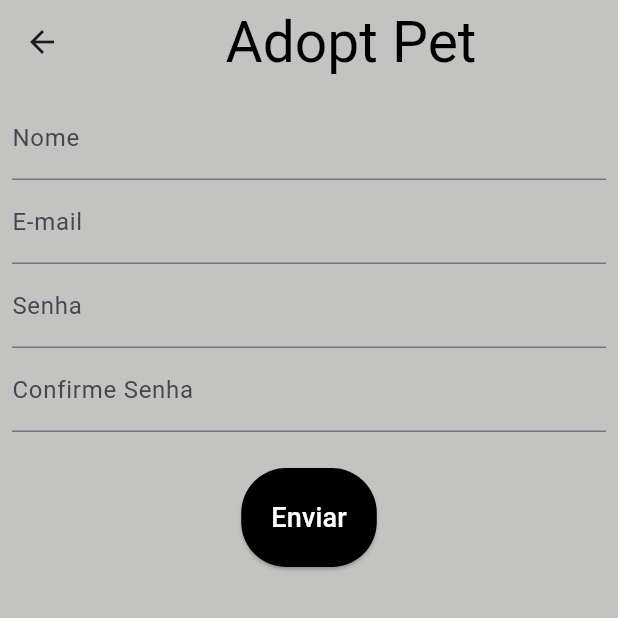
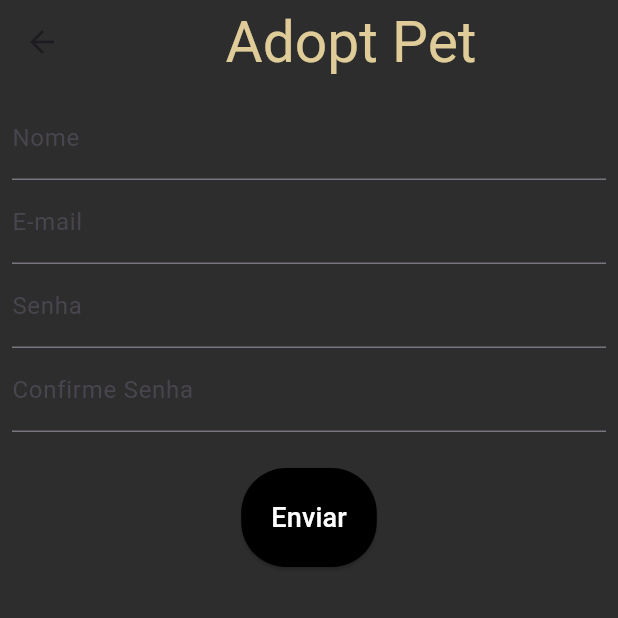
Before and after one commit to paulocavalc/Adopt-Pet, a Flutter app: the screen it shows after launch, item 3 of the bottom bar chosen, after a tap on "Registre-se", on a phone screen of 412 x 824 dp, the top half of it. Run offline on Flutter 3.47's test engine with Material 3 defaults, Android fonts, the phone set to English and light mode, and no system bars; our stand-ins replace google_fonts; network calls fail; Roboto replaces fonts that are missing (Calistoga).

Commit message:
Background Preto

```diff
--- a/lib/authentication/login.dart
+++ b/lib/authentication/login.dart
@@ -14,19 +14,19 @@ class LoginPet extends StatelessWidget {
   Widget build(BuildContext context) {
     return Scaffold(
       appBar: AppBar(
-        backgroundColor: Color.fromARGB(255, 195, 195, 193),
+        backgroundColor: Color.fromARGB(255, 45, 45, 45),
         centerTitle: true,
         title: Center(
           child: Text("Adopt Pet",
             style: GoogleFonts.calistoga(
-              color: Color.fromARGB(255, 0, 0, 0),
+              color: Color.fromARGB(255, 223, 204, 152),
               fontSize: 38
             )
           ),
         ),
       ),
       body: Container(
-        color: Color.fromARGB(255, 195, 195, 193),
+        color: Color.fromARGB(255, 45, 45, 45),
         child: Center(
           child: SingleChildScrollView(
             child: Padding(
--- a/lib/authentication/signup.dart
+++ b/lib/authentication/signup.dart
@@ -15,18 +15,18 @@ class SignUpPet extends StatelessWidget {
  Widget build(BuildContext context) {
     return Scaffold(
       appBar: AppBar(
-        backgroundColor: Color.fromARGB(255, 195, 195, 193),
+        backgroundColor: Color.fromARGB(255, 45, 45, 45),
         centerTitle: true,
         title: Center(
           child: Text("Adopt Pet",
             style: GoogleFonts.calistoga(
-              color: Color.fromARGB(255, 0, 0, 0),
+              color: Color.fromARGB(255, 223, 204, 152),
               fontSize: 38
             )
           ),
         ),
       ),
-      backgroundColor: Color.fromARGB(255, 195, 195, 193),
+      backgroundColor: Color.fromARGB(255, 45, 45, 45),
       body: Form(
         key: _formKey,
         child: SingleChildScrollView(
--- a/lib/grid-view/grid-view.dart
+++ b/lib/grid-view/grid-view.dart
@@ -21,19 +21,19 @@ class GridPetApp extends StatelessWidget {
       length: 11,
       child: Scaffold(
         appBar: AppBar(
-          backgroundColor: Color.fromARGB(255, 195, 195, 193),
+          backgroundColor: Color.fromARGB(255, 45, 45, 45),
           centerTitle: true,
           title: Center(
             child: Text("Adopt Pet",
                 style: GoogleFonts.calistoga(
-                    color: Color.fromARGB(255, 0, 0, 0), fontSize: 38)
+                    color: Color.fromARGB(255, 223, 204, 152), fontSize: 38)
             ),
           ),
           bottom: TabBar(
             isScrollable: true,
-            labelColor: Color.fromARGB(255, 255, 255, 255),
-            unselectedLabelColor: Color.fromARGB(255, 93, 93, 93),
-            labelStyle: TextStyle(fontSize: 16, fontWeight: FontWeight.w500),
+            labelColor: Color.fromARGB(255, 223, 204, 152),
+            unselectedLabelColor: Color.fromARGB(255, 157, 157, 157),
+            labelStyle: TextStyle(fontSize: 16),
             labelPadding:
               EdgeInsets.only(left: 20, right: 20, top: 0, bottom: 0
             ),
--- a/lib/home/home.dart
+++ b/lib/home/home.dart
@@ -36,7 +36,7 @@ class _MyHomePageState extends State<MyHomePage> {
     return Scaffold(
       body: screens[currentIndex],
       bottomNavigationBar: BottomNavigationBar(
-        backgroundColor: Color.fromARGB(255, 195, 195, 193),
+        backgroundColor: Color.fromARGB(255, 45, 45, 45),
         type: BottomNavigationBarType.fixed,
         iconSize: 30,
         showUnselectedLabels: false,
@@ -57,8 +57,8 @@ class _MyHomePageState extends State<MyHomePage> {
             label: 'Perfil',
           ),
         ],
-        selectedItemColor: Color.fromARGB(255, 0, 0, 0),
-        unselectedItemColor: Color.fromARGB(255, 93, 93, 93),
+        selectedItemColor: Color.fromARGB(255, 223, 204, 152),
+        unselectedItemColor: Color.fromARGB(255, 157, 157, 157),
       ),
     );
   }
--- a/lib/loading/loading.dart
+++ b/lib/loading/loading.dart
@@ -29,8 +29,7 @@ class StartState extends State<LoadingScreen> {
   Widget build(BuildContext context) {
     return Scaffold(
       body: Container(
-        //color: Color.fromARGB(255, 208, 195, 163),
-        color: Color.fromARGB(255, 195, 195, 193),
+        color: Color.fromARGB(255, 45, 45, 45),
         child: Column(
           mainAxisAlignment: MainAxisAlignment.center,
           crossAxisAlignment: CrossAxisAlignment.center,
--- a/lib/wallpapers/cat.dart
+++ b/lib/wallpapers/cat.dart
@@ -19,7 +19,7 @@ class _Tela_GatoState extends State<Tela_Gato>
   Widget build(BuildContext context) {
     super.build(context);
     return Scaffold(
-      backgroundColor: Color.fromARGB(255, 195, 195, 193),
+      backgroundColor: Color.fromARGB(255, 45, 45, 45),
       body: GridView.builder(
         itemCount: cat.length,
         gridDelegate: SliverGridDelegateWithFixedCrossAxisCount(
--- a/lib/wallpapers/dog.dart
+++ b/lib/wallpapers/dog.dart
@@ -19,7 +19,7 @@ class _Tela_CachorroState extends State<Tela_Cachorro>
   Widget build(BuildContext context) {
     super.build(context);
     return Scaffold(
-      backgroundColor: Color.fromARGB(255, 195, 195, 193),
+      backgroundColor: Color.fromARGB(255, 45, 45, 45),
       body: GridView.builder(
         itemCount: dog.length,
         gridDelegate: SliverGridDelegateWithFixedCrossAxisCount(
--- a/lib/wallpapers/dove.dart
+++ b/lib/wallpapers/dove.dart
@@ -19,7 +19,7 @@ class _Tela_PombaState extends State<Tela_Pomba>
   Widget build(BuildContext context) {
     super.build(context);
     return Scaffold(
-      backgroundColor: Color.fromARGB(255, 195, 195, 193),
+      backgroundColor: Color.fromARGB(255, 45, 45, 45),
       body: GridView.builder(
         itemCount: dove.length,
         gridDelegate: SliverGridDelegateWithFixedCrossAxisCount(
--- a/lib/wallpapers/duck.dart
+++ b/lib/wallpapers/duck.dart
@@ -19,7 +19,7 @@ class _Tela_PatoState extends State<Tela_Pato>
   Widget build(BuildContext context) {
     super.build(context);
     return Scaffold(
-      backgroundColor: Color.fromARGB(255, 195, 195, 193),
+      backgroundColor: Color.fromARGB(255, 45, 45, 45),
       body: GridView.builder(
         itemCount: duck.length,
         gridDelegate: SliverGridDelegateWithFixedCrossAxisCount(
--- a/lib/wallpapers/fish.dart
+++ b/lib/wallpapers/fish.dart
@@ -19,7 +19,7 @@ class _Tela_PeixeState extends State<Tela_Peixe>
   Widget build(BuildContext context) {
     super.build(context);
     return Scaffold(
-      backgroundColor: Color.fromARGB(255, 195, 195, 193),
+      backgroundColor: Color.fromARGB(255, 45, 45, 45),
       body: GridView.builder(
         itemCount: fish.length,
         gridDelegate: SliverGridDelegateWithFixedCrossAxisCount(
--- a/lib/wallpapers/hen.dart
+++ b/lib/wallpapers/hen.dart
@@ -19,7 +19,7 @@ class _Tela_GalinhaState extends State<Tela_Galinha>
   Widget build(BuildContext context) {
     super.build(context);
     return Scaffold(
-      backgroundColor: Color.fromARGB(255, 195, 195, 193),
+      backgroundColor: Color.fromARGB(255, 45, 45, 45),
       body: GridView.builder(
         itemCount: hen.length,
         gridDelegate: SliverGridDelegateWithFixedCrossAxisCount(
--- a/lib/wallpapers/horse.dart
+++ b/lib/wallpapers/horse.dart
@@ -19,7 +19,7 @@ class _Tela_CavaloState extends State<Tela_Cavalo>
   Widget build(BuildContext context) {
     super.build(context);
     return Scaffold(
-      backgroundColor: Color.fromARGB(255, 195, 195, 193),
+      backgroundColor: Color.fromARGB(255, 45, 45, 45),
       body: GridView.builder(
         itemCount: horse.length,
         gridDelegate: SliverGridDelegateWithFixedCrossAxisCount(
--- a/lib/wallpapers/penguin.dart
+++ b/lib/wallpapers/penguin.dart
@@ -19,7 +19,7 @@ class _Tela_PinguimState extends State<Tela_Pinguim>
   Widget build(BuildContext context) {
     super.build(context);
     return Scaffold(
-      backgroundColor: Color.fromARGB(255, 195, 195, 193),
+      backgroundColor: Color.fromARGB(255, 45, 45, 45),
       body: GridView.builder(
         itemCount: penguin.length,
         gridDelegate: SliverGridDelegateWithFixedCrossAxisCount(
--- a/lib/wallpapers/squirrel.dart
+++ b/lib/wallpapers/squirrel.dart
@@ -19,7 +19,7 @@ class _Tela_EsquiloState extends State<Tela_Esquilo>
   Widget build(BuildContext context) {
     super.build(context);
     return Scaffold(
-      backgroundColor: Color.fromARGB(255, 195, 195, 193),
+      backgroundColor: Color.fromARGB(255, 45, 45, 45),
       body: GridView.builder(
         itemCount: squirrel.length,
         gridDelegate: SliverGridDelegateWithFixedCrossAxisCount(
--- a/lib/wallpapers/turtle.dart
+++ b/lib/wallpapers/turtle.dart
@@ -19,7 +19,7 @@ class _Tela_TartarugaState extends State<Tela_Tartaruga>
   Widget build(BuildContext context) {
     super.build(context);
     return Scaffold(
-      backgroundColor: Color.fromARGB(255, 195, 195, 193),
+      backgroundColor: Color.fromARGB(255, 45, 45, 45),
       body: GridView.builder(
         itemCount: turtle.length,
         gridDelegate: SliverGridDelegateWithFixedCrossAxisCount(
```
Also changed, not shown: lib/screen/dog-detail.dart (+25 -9 lines).
